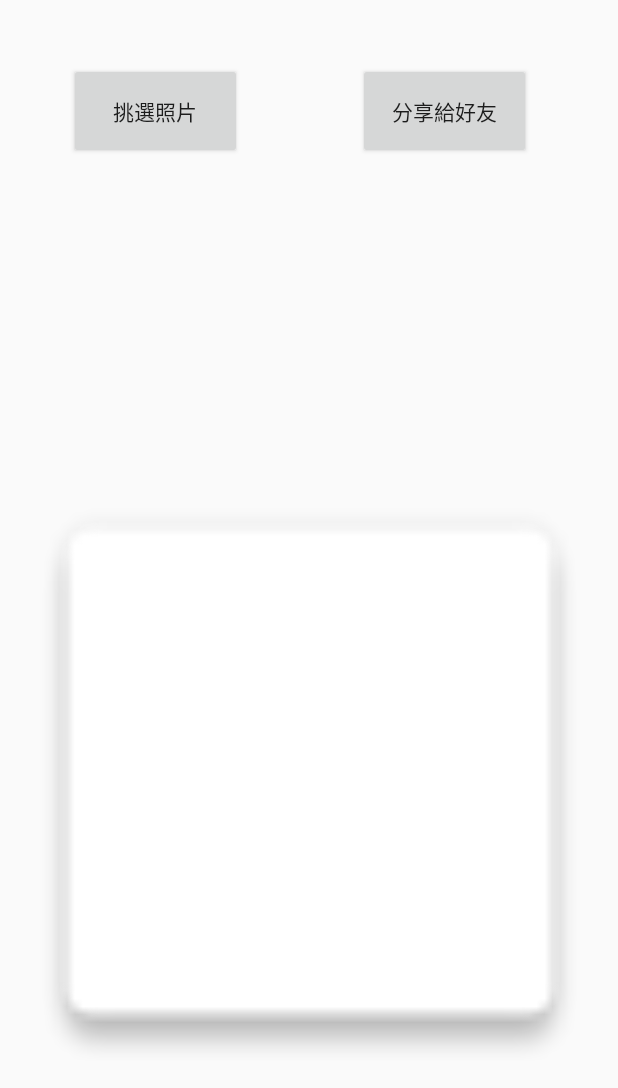
After one commit to KamiMaki/innoserve24_07, an Android app: the layout2_1_share screen opened directly, with no data from a screen before it, on a phone screen of 412 x 824 dp. The commit adds this screen. Shown: the top 1088 px of the screen. Run offline under Robolectric (Android 15) with nearby library versions, the phone set to English and light mode, and no system bars.

Commit message:
esv
3sec finish

```diff
--- a/app/src/main/AndroidManifest.xml
+++ b/app/src/main/AndroidManifest.xml
@@ -14,7 +14,8 @@
         android:roundIcon="@mipmap/ic_launcher_round"
         android:supportsRtl="true"
         android:theme="@style/AppTheme">
-        <activity android:name=".PokemonGon_shake"></activity>
+        <activity android:name=".layout2_1_share"></activity>
+        <activity android:name=".PokemonGon_shake" />
         <activity android:name=".CHATBOT" />
         <activity android:name=".bg4_3question" />
         <activity android:name=".bg4_2buy" />
--- /dev/null
+++ b/app/src/main/java/com/example/innoserve24_07/layout2_1_share.java
@@ -0,0 +1,68 @@
+package com.example.innoserve24_07;
+
+import android.content.ContentResolver;
+import android.content.Intent;
+import android.graphics.Bitmap;
+import android.graphics.BitmapFactory;
+import android.net.Uri;
+import android.support.v7.app.AppCompatActivity;
+import android.os.Bundle;
+import android.util.Log;
+import android.view.View;
+import android.widget.Button;
+import android.widget.ImageView;
+
+import java.io.FileNotFoundException;
+
+public class layout2_1_share extends AppCompatActivity {
+
+    @Override
+    protected void onCreate(Bundle savedInstanceState) {
+        super.onCreate(savedInstanceState);
+        setContentView(R.layout.activity_layout2_1_share);
+        Button select=(Button)findViewById(R.id.bt_select);
+        select.setOnClickListener(new View.OnClickListener() {
+            @Override
+            public void onClick(View view) {
+                Intent intent = new Intent();
+                //開啟Pictures畫面Type設定為image
+                intent.setType("image/*");
+                //使用Intent.ACTION_GET_CONTENT這個Action                                            //會開啟選取圖檔視窗讓您選取手機內圖檔
+                intent.setAction(Intent.ACTION_GET_CONTENT);
+                //取得相片後返回本畫面
+                startActivityForResult(intent, 1);
+            }
+        });
+        Button share=(Button)findViewById(R.id.bt_share);
+        share.setOnClickListener(new View.OnClickListener() {
+            @Override
+            public void onClick(View view) {
+
+            }
+        });
+    }
+
+    @Override
+    protected void onActivityResult(int requestCode, int resultCode, Intent data) {
+        //當使用者按下確定後
+        if (resultCode == RESULT_OK) {
+            //取得圖檔的路徑位置
+            Uri uri = data.getData();
+            //寫log
+            Log.e("uri", uri.toString());
+            //抽象資料的接口
+            ContentResolver cr = this.getContentResolver();
+            try {
+                //由抽象資料接口轉換圖檔路徑為Bitmap
+                Bitmap bitmap = BitmapFactory.decodeStream(cr.openInputStream(uri));
+                //取得圖片控制項ImageView
+                ImageView imageView = (ImageView) findViewById(R.id.iv);
+                // 將Bitmap設定到ImageView
+                imageView.setImageBitmap(bitmap);
+            } catch (FileNotFoundException e) {
+                Log.e("Exception", e.getMessage(),e);
+            }
+        }
+        super.onActivityResult(requestCode, resultCode, data);
+    }
+}
--- /dev/null
+++ b/app/src/main/res/layout/activity_layout2_1_share.xml
@@ -0,0 +1,44 @@
+<?xml version="1.0" encoding="utf-8"?>
+<android.support.constraint.ConstraintLayout xmlns:android="http://schemas.android.com/apk/res/android"
+    xmlns:app="http://schemas.android.com/apk/res-auto"
+    xmlns:tools="http://schemas.android.com/tools"
+    android:layout_width="match_parent"
+    android:layout_height="match_parent"
+    tools:context=".layout2_1_share">
+
+    <ImageView
+        android:id="@+id/iv"
+        android:layout_width="394dp"
+        android:layout_height="555dp"
+        app:layout_constraintBottom_toBottomOf="parent"
+        app:layout_constraintEnd_toEndOf="parent"
+        app:layout_constraintStart_toStartOf="parent"
+        app:layout_constraintTop_toTopOf="parent"
+        app:layout_constraintVertical_bias="0.882"
+        app:srcCompat="@drawable/common_google_signin_btn_icon_light_normal_background" />
+
+    <Button
+        android:id="@+id/bt_select"
+        android:layout_width="115dp"
+        android:layout_height="64dp"
+        android:text="挑選照片"
+        app:layout_constraintBottom_toBottomOf="parent"
+        app:layout_constraintEnd_toEndOf="parent"
+        app:layout_constraintHorizontal_bias="0.154"
+        app:layout_constraintStart_toStartOf="parent"
+        app:layout_constraintTop_toTopOf="parent"
+        app:layout_constraintVertical_bias="0.055" />
+
+    <Button
+        android:id="@+id/bt_share"
+        android:layout_width="115dp"
+        android:layout_height="64dp"
+        android:text="分享給好友"
+        app:layout_constraintBottom_toBottomOf="parent"
+        app:layout_constraintEnd_toEndOf="parent"
+        app:layout_constraintHorizontal_bias="0.804"
+        app:layout_constraintStart_toStartOf="parent"
+        app:layout_constraintTop_toTopOf="parent"
+        app:layout_constraintVertical_bias="0.055" />
+
+</android.support.constraint.ConstraintLayout>
```
Also changed, not shown: app/src/main/java/com/example/innoserve24_07/layout2_1.java (+11 -0 lines), app/src/main/res/layout/activity_layout2_1.xml (+15 -3 lines).
